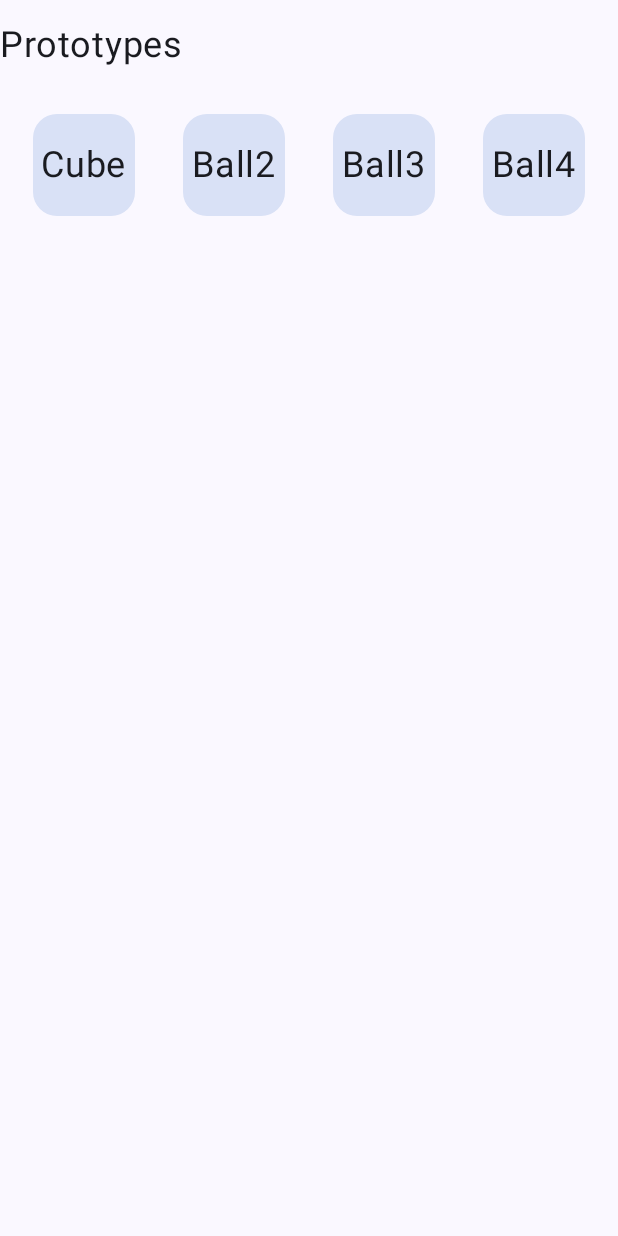
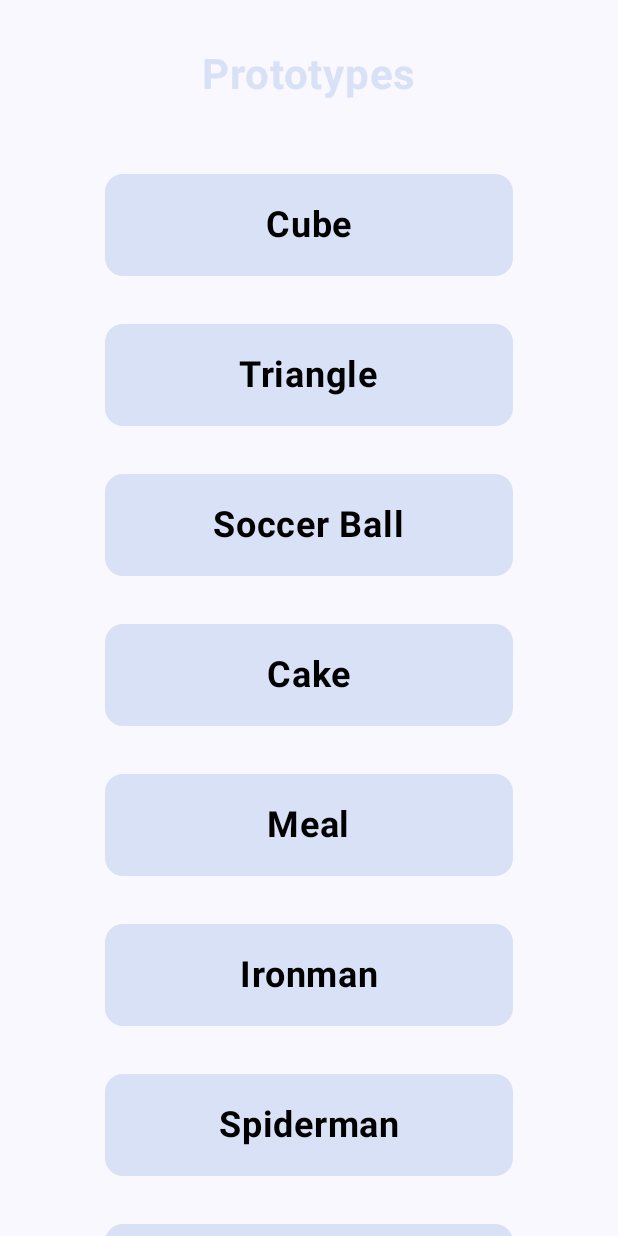
Before and after one commit to buildscript-dev/AR_Demo, an Android app built with Jetpack Compose: the ProtoScreen screen opened through its navigation route, on a phone screen of 412 x 824 dp. Run offline under Robolectric (Android 15) with nearby library versions, the phone set to English and light mode, and no system bars.

Commit message:
HomeScreen and ProtoScreen UI is done

```diff
--- a/app/src/main/java/com/example/ardemo/screen/HomeScreen.kt
+++ b/app/src/main/java/com/example/ardemo/screen/HomeScreen.kt
@@ -1,30 +1,91 @@
 package com.example.ardemo.screen
 
+import androidx.compose.foundation.BorderStroke
 import androidx.compose.foundation.layout.Arrangement
+import androidx.compose.foundation.layout.Box
 import androidx.compose.foundation.layout.Column
+import androidx.compose.foundation.layout.Spacer
 import androidx.compose.foundation.layout.fillMaxSize
+import androidx.compose.foundation.layout.fillMaxWidth
+import androidx.compose.foundation.layout.height
+import androidx.compose.foundation.layout.padding
+import androidx.compose.foundation.shape.RoundedCornerShape
 import androidx.compose.material3.Button
+import androidx.compose.material3.ButtonDefaults
 import androidx.compose.material3.Text
 import androidx.compose.runtime.Composable
 import androidx.compose.ui.Alignment
 import androidx.compose.ui.Modifier
+import androidx.compose.ui.draw.clip
+import androidx.compose.ui.graphics.Color
+import androidx.compose.ui.text.font.FontWeight
+import androidx.compose.ui.unit.dp
+import androidx.compose.ui.unit.sp
 import androidx.navigation.NavController
 import com.example.ardemo.navigation.ProfileScreen
 import com.example.ardemo.navigation.ProtoScreen
+import com.example.ardemo.ui.theme.Purple40
 
 @Composable
 fun HomeScreen(navController: NavController){
     Column(modifier = Modifier.fillMaxSize(),
         verticalArrangement = Arrangement.Center,
         horizontalAlignment = Alignment.CenterHorizontally){
-        Button(onClick = {navController.navigate(ProtoScreen)}){
-            Text("Proto")
+
+
+        Box(modifier = Modifier.fillMaxWidth()
+            .padding(20.dp),
+            contentAlignment = Alignment.Center){
+            Text("AR App", fontSize = 30.sp, fontWeight = FontWeight.Bold, color = generateRandomLightColor())
         }
-        Button(onClick = {navController.navigate(ProfileScreen)}){
-            Text("Profile")
+
+
+        Button(
+            onClick = { navController.navigate(ProtoScreen) },
+            shape = RoundedCornerShape(12.dp),
+            colors = ButtonDefaults.buttonColors(
+                containerColor = generateRandomLightColor(),
+            ),
+            modifier = Modifier
+                .fillMaxWidth(0.7f)
+                .padding(8.dp)
+                .clip(RoundedCornerShape(12.dp))
+                .height(60.dp)
+
+        ) {
+            Text("Play", fontSize = 24.sp, fontWeight = FontWeight.Bold)
+        }
+
+            Button(
+                onClick = {navController.navigate(ProfileScreen)},
+            shape = RoundedCornerShape(12.dp),
+            colors = ButtonDefaults.buttonColors(
+                containerColor = generateRandomLightColor(),
+            ),
+            modifier = Modifier
+                .fillMaxWidth(0.7f)
+                .padding(8.dp)
+                .clip(RoundedCornerShape(12.dp))
+                .height(60.dp)
+        ) {
+            Text("About This", fontSize = 24.sp, fontWeight = FontWeight.Bold)
+        }
+
+    Button(
+                onClick = {navController.navigate(ProfileScreen)},
+            shape = RoundedCornerShape(12.dp),
+            colors = ButtonDefaults.buttonColors(
+                containerColor = generateRandomLightColor(),
+            ),
+            modifier = Modifier
+                .fillMaxWidth(0.7f)
+                .padding(8.dp)
+                .clip(RoundedCornerShape(12.dp))
+                .height(60.dp)
+
+    ) {
+            Text("Exit", fontSize = 24.sp, fontWeight = FontWeight.Bold)
         }
 
     }
-
-
 }
--- a/app/src/main/java/com/example/ardemo/screen/ProtoScreen.kt
+++ b/app/src/main/java/com/example/ardemo/screen/ProtoScreen.kt
@@ -5,11 +5,11 @@ import androidx.compose.foundation.clickable
 import androidx.compose.foundation.layout.Arrangement
 import androidx.compose.foundation.layout.Box
 import androidx.compose.foundation.layout.Column
-import androidx.compose.foundation.layout.FlowRow
+import androidx.compose.foundation.layout.FlowColumn
+import androidx.compose.foundation.layout.fillMaxSize
 import androidx.compose.foundation.layout.fillMaxWidth
 import androidx.compose.foundation.layout.height
 import androidx.compose.foundation.layout.padding
-import androidx.compose.foundation.layout.size
 import androidx.compose.foundation.rememberScrollState
 import androidx.compose.foundation.shape.RoundedCornerShape
 import androidx.compose.foundation.verticalScroll
@@ -20,6 +20,7 @@ import androidx.compose.ui.Alignment
 import androidx.compose.ui.Modifier
 import androidx.compose.ui.draw.clip
 import androidx.compose.ui.graphics.Color
+import androidx.compose.ui.text.font.FontWeight
 import androidx.compose.ui.unit.dp
 import androidx.compose.ui.unit.sp
 import androidx.navigation.NavController
@@ -30,20 +31,64 @@ import kotlin.random.Random
 fun ProtoScreen(navController: NavController){
 val listOfProtos = listOf(
     "Cube",
-    "Ball2",
-    "Ball3",
-    "Ball4",
+    "Triangle",
+    "Soccer Ball",
+    "Cake",
+    "Meal",
+    "Ironman",
+    "Spiderman",
+    "Dr Strange",
+    "Poke Ball",
+    "Pikachu",
+    "Charmandal",
+    "Vintage Car",
+    "Lamborghini ",
+    "Warhorn ",
 )
-    Column{
-        Box(modifier = Modifier.height(60.dp)) {
-            Text(text = "Prototypes", fontSize = 24.sp, modifier = Modifier.align(Alignment.Center))
+//    Column(modifier = Modifier.fillMaxSize()
+//        .padding(16.dp)
+//        .verticalScroll(rememberScrollState()),
+//    verticalArrangement = Arrangement.Center,
+//    horizontalAlignment = Alignment.CenterHorizontally){
+//        Box(modifier = Modifier.height(60.dp)) {
+//            Text(text = "Prototypes", fontSize = 24.sp, modifier = Modifier.align(Alignment.Center))
+//        }
+//        FlowColumn(
+//            modifier = Modifier
+//                .fillMaxWidth()
+//                .verticalScroll(
+//                    state = rememberScrollState()
+//                ),
+//            verticalArrangement = Arrangement.Center,
+//            horizontalArrangement = Arrangement.Center
+//        ) {
+//            listOfProtos.forEach { proto ->
+//                ProtoItem(proto = proto) {
+//                    navController.navigate(ARScreen(proto))
+//                }
+//            }
+//        }
+//    }
+    Column(
+        modifier = Modifier
+            .fillMaxSize()
+            .padding(horizontal = 16.dp)
+            .verticalScroll(rememberScrollState()),
+        horizontalAlignment = Alignment.CenterHorizontally
+    ) {
+        Box(modifier = Modifier.height(100.dp)
+            .fillMaxWidth()) {
+            Text(
+                text = "Prototypes",
+                fontSize = 28.sp,
+                fontWeight = FontWeight.Bold,
+                color = generateRandomLightColor(),
+                modifier = Modifier.align(Alignment.Center)
+            )
         }
-        FlowRow(
-            modifier = Modifier
-                .fillMaxWidth()
-                .verticalScroll(
-                    state = rememberScrollState()
-                ),
+
+        FlowColumn(
+            modifier = Modifier.fillMaxWidth(),
             verticalArrangement = Arrangement.Center,
             horizontalArrangement = Arrangement.Center
         ) {
@@ -64,13 +109,17 @@ fun ProtoItem(proto: String, onClick:() -> Unit){
     val color = remember(proto) {
         generateRandomLightColor()
     }
-    Box(modifier = Modifier.size(100.dp)
+    Box(modifier = Modifier
+        .fillMaxWidth(0.8f)
+        .height(100.dp)
         .padding(16.dp)
-        .clip(RoundedCornerShape(16.dp))
+        .clip(RoundedCornerShape(12.dp))
         .background(color)
         .clickable{onClick()}){
         Text(text = proto,
             fontSize = 24.sp,
+            fontWeight = FontWeight.Bold,
+            color = Color.Black,
             modifier = Modifier.align(Alignment.Center) ) }
     }
 
--- a/app/src/main/java/com/example/ardemo/utils/Utils.kt
+++ b/app/src/main/java/com/example/ardemo/utils/Utils.kt
@@ -13,10 +13,20 @@ import io.github.sceneview.node.ModelNode
 object Utils {
     val protos = mapOf(
         "Cube" to "cube.glb",
-//        "Ball2" to "ball2.glb",
-//        "Ball3" to "ball3.usdz",
-        "Ball4" to "ball4.gltf",
-    )
+        "Triangle" to "triangle.glb",
+        "Soccer Ball" to "soccer_ball",
+        "Cake" to "cake.glb",
+        "Meal" to "meal.glb",
+        "Ironman" to "iron_man.glb",
+        "Spiderman" to "spiderman.glb",
+        "Dr Strange" to "dr_strange.glb",
+        "Poke Ball" to "poke_ball",
+        "Pikachu" to "pikachu.glb",
+        "Charmandal" to "charmandal.glb",
+        "Vintage Car" to "car.glb",
+        "Lamborghini" to "lamborghini.glb",
+        "Warhorn" to "warnhorn.glb",
+        )
 
 
     fun getModelForProto(proto: String): String {
```
Also changed, not shown: 15 other files.
